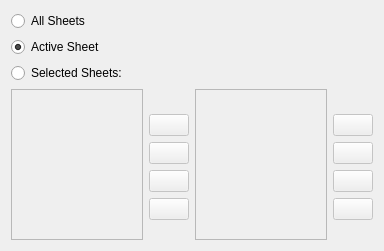
Qt form kspread/part/dialogs/SheetSelectWidget.ui (KDE/koffice) before a commit.
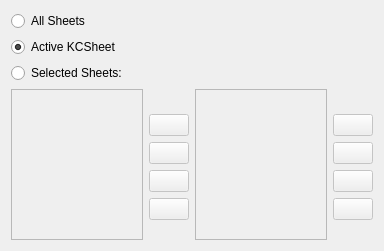
The same form after that commit. Custom widgets are drawn as their Qt base class.

Commit message: rename Sheet to KCSheet

Diff of the .ui file:
```diff
--- a/kspread/part/dialogs/SheetSelectWidget.ui
+++ b/kspread/part/dialogs/SheetSelectWidget.ui
@@ -44,7 +44,7 @@
    <item row="1" column="0" >
     <widget class="QRadioButton" name="activeSheetButton" >
      <property name="text" >
-      <string>Active Sheet</string>
+      <string>Active KCSheet</string>
      </property>
      <property name="checked" >
       <bool>true</bool>
```
The commit also changes 212 other files.
